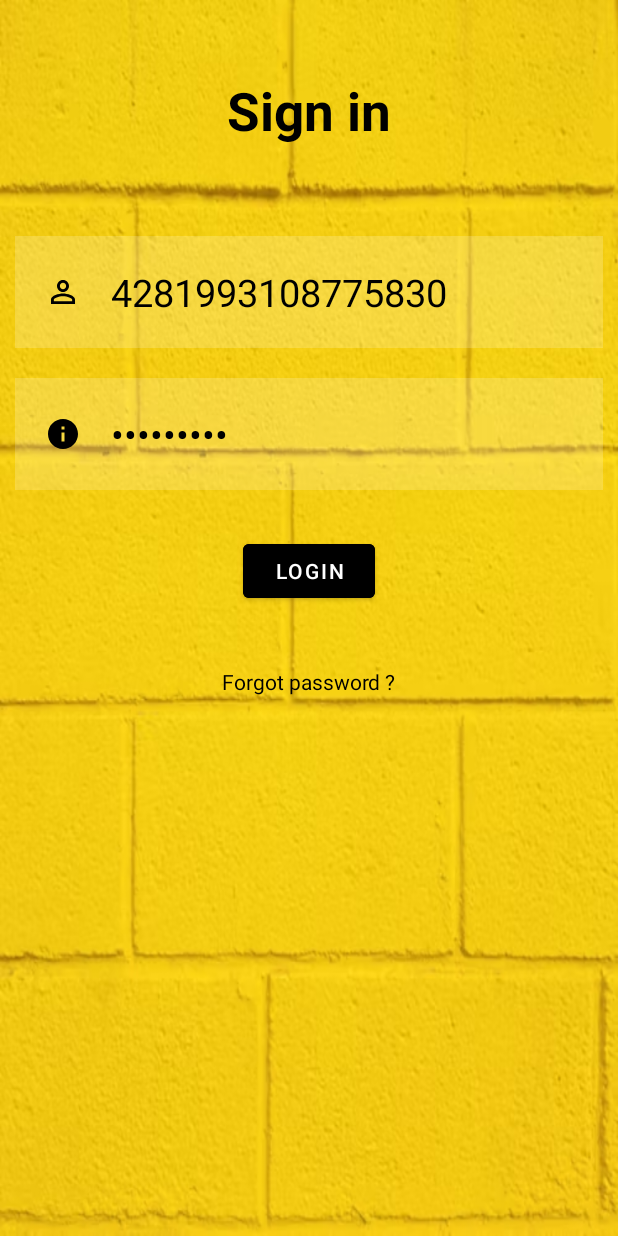
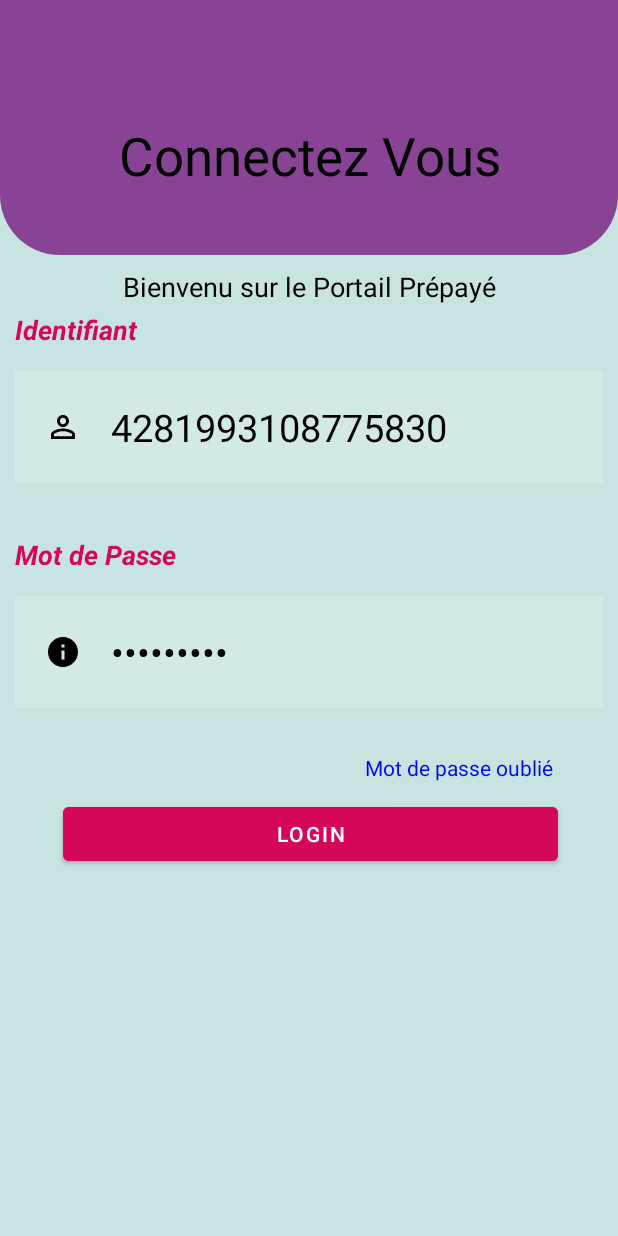
Before and after one commit to oussama97NABIL/LBA-PrepaidCards-Portal, an Android app: the screen it shows after launch (MainActivity), on a phone screen of 412 x 824 dp. Run offline under Robolectric (Android 15) with nearby library versions, the phone set to English and light mode, and no system bars; 1 statement that could not run was skipped.

Commit message:
third commit

```diff
--- /dev/null
+++ b/app/src/main/res/drawable/murasakipurple.xml
@@ -0,0 +1,5 @@
+<?xml version="1.0" encoding="utf-8"?>
+<shape xmlns:android="http://schemas.android.com/apk/res/android">
+        <corners android:bottomRightRadius="40sp"  android:bottomLeftRadius="40sp"/>
+        <solid android:color="@color/MurasakiPurple"/>
+</shape>
--- a/app/src/main/res/layout/activity_home.xml
+++ b/app/src/main/res/layout/activity_home.xml
@@ -21,7 +21,7 @@
         android:layout_width="wrap_content"
         android:layout_height="match_parent"
         android:layout_gravity="start"
-        android:background="@color/colorBackground"
+        android:background="@color/colorWhite"
         android:fitsSystemWindows="true"
         app:headerLayout="@layout/nav_header_home"
         app:menu="@menu/activity_home_drawer" />
--- a/app/src/main/res/layout/activity_main.xml
+++ b/app/src/main/res/layout/activity_main.xml
@@ -4,19 +4,56 @@
     xmlns:tools="http://schemas.android.com/tools"
     android:layout_width="match_parent"
     android:layout_height="match_parent"
-    android:background="@drawable/img"
+    android:background="#c7e4e0"
     tools:context="com.LBA.MainActivity">
+    <LinearLayout
+        android:layout_width="match_parent"
+        android:layout_height="170dp"
+        android:background="@drawable/murasakipurple"
+        />
+
 
     <TextView
+        android:id="@+id/signin"
         android:layout_width="match_parent"
         android:layout_height="wrap_content"
-        android:id="@+id/signin"
-        android:text="Sign in"
+        android:layout_marginStart="50dp"
+        android:layout_marginTop="80dp"
+        android:layout_marginEnd="50dp"
+        android:layout_marginBottom="50dp"
+        android:gravity="center"
+        android:text="Connectez Vous"
         android:textColor="#FF000000"
         android:textSize="35dp"
-        android:textStyle="bold"
-        android:layout_margin="50dp"
-        android:gravity="center"/>
+         />
+    <TextView
+        android:id="@+id/bienvenu"
+        android:layout_width="match_parent"
+        android:layout_height="wrap_content"
+        android:layout_marginStart="50dp"
+        android:layout_marginTop="1dp"
+        android:layout_marginEnd="50dp"
+        android:layout_marginBottom="50dp"
+        android:layout_below="@+id/signin"
+        android:gravity="center"
+        android:text="Bienvenu sur le Portail Prépayé"
+        android:textColor="#FF000000"
+        android:textSize="18dp"
+        />
+    <TextView
+        android:id="@+id/identifiant"
+        android:layout_width="match_parent"
+        android:layout_height="wrap_content"
+        android:layout_marginStart="10dp"
+        android:layout_marginTop="30dp"
+        android:layout_marginEnd="50dp"
+        android:layout_marginBottom="50dp"
+        android:layout_below="@+id/signin"
+        android:text="Identifiant"
+        android:textStyle="bold|italic"
+        android:textColor="@color/DebianRed"
+        android:textSize="18dp"
+        />
 
     <EditText
         android:id="@+id/username"
@@ -24,7 +61,7 @@
         android:layout_height="wrap_content"
         android:layout_below="@+id/signin"
         android:layout_marginStart="10dp"
-        android:layout_marginTop="10dp"
+        android:layout_marginTop="70dp"
         android:layout_marginEnd="10dp"
         android:layout_marginBottom="10dp"
         android:background="#30ffffff"
@@ -36,6 +73,20 @@
         android:textColor="#FF000000"
         android:textColorHint="#FF000000"
         android:textSize="25dp" />
+    <TextView
+        android:id="@+id/motdepasse"
+        android:layout_width="match_parent"
+        android:layout_height="wrap_content"
+        android:layout_marginStart="10dp"
+        android:layout_marginTop="25dp"
+        android:layout_marginEnd="50dp"
+        android:layout_marginBottom="50dp"
+        android:layout_below="@+id/username"
+        android:text="Mot de Passe"
+        android:textStyle="bold|italic"
+        android:textColor="@color/DebianRed"
+        android:textSize="18dp"
+        />
 
     <EditText
         android:id="@+id/password"
@@ -43,7 +94,7 @@
         android:layout_height="wrap_content"
         android:layout_below="@id/username"
         android:layout_marginStart="10dp"
-        android:layout_marginTop="10dp"
+        android:layout_marginTop="65dp"
         android:layout_marginEnd="10dp"
         android:layout_marginBottom="10dp"
         android:background="#30ffffff"
@@ -57,29 +108,36 @@
         android:textSize="25dp"
         android:inputType="textPassword"/>
 
-    <com.google.android.material.button.MaterialButton
-        android:id="@+id/loginbtn"
+
+
+    <TextView
+        android:id="@+id/forgotpass"
         android:layout_width="wrap_content"
         android:layout_height="wrap_content"
         android:layout_below="@id/password"
         android:layout_centerHorizontal="true"
         android:layout_marginStart="20dp"
+        android:paddingLeft="200dp"
         android:layout_marginTop="20dp"
         android:layout_marginEnd="20dp"
         android:layout_marginBottom="20dp"
-        android:backgroundTint="@color/black"
-        android:text="LOGIN" ></com.google.android.material.button.MaterialButton>
+        android:text="Mot de passe oublié"
+        android:textColor="@color/blue" />
 
-    <TextView
-        android:id="@+id/forgotpass"
-        android:layout_width="wrap_content"
+    <com.google.android.material.button.MaterialButton
+        android:id="@+id/loginbtn"
+        android:layout_width="329dp"
         android:layout_height="wrap_content"
-        android:layout_below="@id/loginbtn"
-        android:layout_centerHorizontal="true"
-        android:layout_marginStart="20dp"
-        android:layout_marginTop="20dp"
-        android:layout_marginEnd="20dp"
+        android:layout_below="@id/password"
+        android:layout_alignParentStart="true"
+        android:layout_alignParentEnd="true"
+        android:layout_marginStart="42dp"
+        android:layout_marginTop="50dp"
+        android:layout_marginEnd="40dp"
+        android:layout_marginRight="20dp"
         android:layout_marginBottom="20dp"
-        android:text="Forgot password ?"
-        android:textColor="@color/black" />
+        android:backgroundTint="@color/DebianRed"
+        android:text="LOGIN"></com.google.android.material.button.MaterialButton>
+
+
 </RelativeLayout>
--- a/app/src/main/res/layout/app_bar_home.xml
+++ b/app/src/main/res/layout/app_bar_home.xml
@@ -15,7 +15,7 @@
         <androidx.appcompat.widget.Toolbar
             android:id="@+id/toolbar"
             android:layout_width="match_parent"
-            android:background="@color/colorYellow"
+            android:background="@color/MurasakiPurple"
             android:layout_height="?attr/actionBarSize"/>
 
     </com.google.android.material.appbar.AppBarLayout>
--- a/app/src/main/res/values/colors.xml
+++ b/app/src/main/res/values/colors.xml
@@ -9,6 +9,9 @@
     <color name="dark_grey_color">#ff393a3b</color>
     <color name="header">#ff9f1a07</color>
     <color name="red">#ffde9a99</color>
+    <color name="MurasakiPurple">#894395</color>
+    <color name="GoldenFoil">#CCD621</color>
+    <color name="DebianRed">#D50758</color>
     <color name="green">#ff00ff00</color>
     <color name="blue">#ff0000ff</color>
     <color name="black">#ff000000</color>
```
Also changed, not shown: 31 other files.
